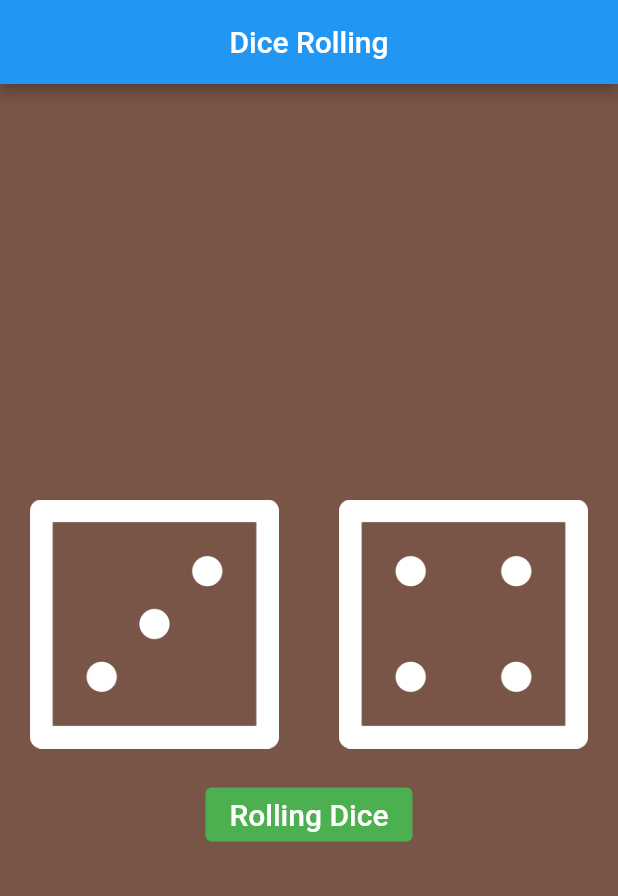
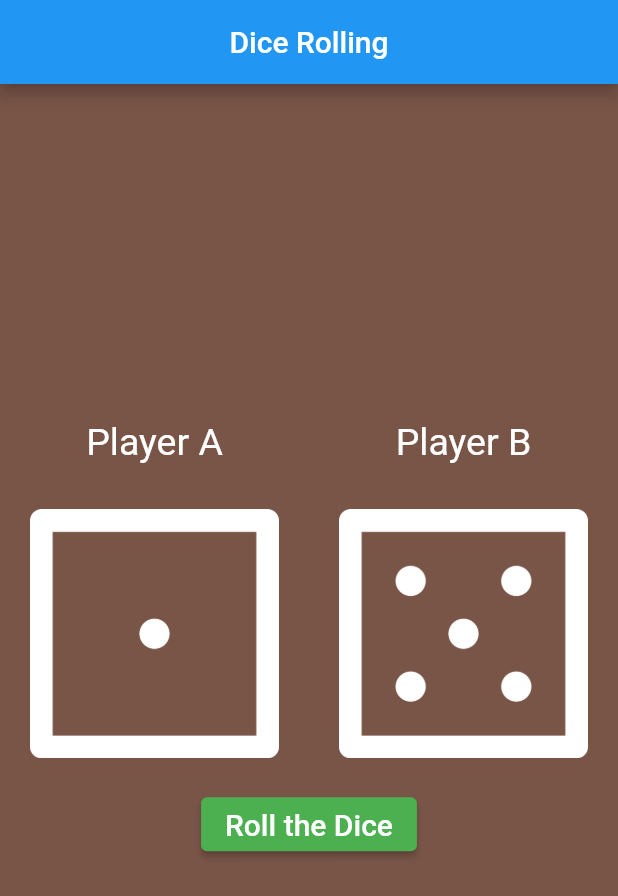
Before and after one commit to rokydas/dice-flutter, a Flutter app: the screen it shows after launch, on a phone screen of 412 x 824 dp. Shown: the top 896 px of the screen. Run offline on Flutter 3.47's test engine with Material 2 defaults, Android fonts, the phone set to English and light mode, and no system bars.

Commit message:
button clicked worked now

```diff
--- a/lib/main.dart
+++ b/lib/main.dart
@@ -1,4 +1,7 @@
 import 'package:flutter/material.dart';
+import 'dart:math';
+
+Random random = new Random();
 
 void main() {
   runApp(MyApp());
@@ -15,54 +18,110 @@ class MyApp extends StatelessWidget {
             ),
             backgroundColor: Colors.blue,
           ),
-        body: Container(
+          body: DicePage()),
+    );
+  }
+}
+
+class DicePage extends StatefulWidget {
+  @override
+  _DicePageState createState() => _DicePageState();
+}
+
+class _DicePageState extends State<DicePage> {
+  int leftDiceNumber = 1;
+  int rightDiceNumber = 5;
+  bool isResultShow = false;
+  var winner = 'A';
+
+  @override
+  Widget build(BuildContext context) {
+    return Container(
         color: Colors.brown,
         child: Column(
           mainAxisAlignment: MainAxisAlignment.center,
           children: [
             Row(
-                  mainAxisAlignment: MainAxisAlignment.spaceEvenly,
+              children: <Widget>[
+                Expanded(
+                    child: Center(
+                        child: Padding(
+                  padding: const EdgeInsets.all(10),
+                  child: Text(
+                    'Player A',
+                    style: TextStyle(
+                      fontSize: 25,
+                      color: Colors.white,
+                    ),
+                  ),
+                ))),
+                Expanded(
+                    child: Center(
+                        child: Padding(
+                  padding: const EdgeInsets.all(10),
+                  child: Text(
+                    'Player B',
+                    style: TextStyle(
+                      fontSize: 25,
+                      color: Colors.white,
+                    ),
+                  ),
+                ))),
+              ],
+            ),
+            Row(
               children: <Widget>[
                 Expanded(
                     child: Padding(
                   padding: EdgeInsets.all(20),
-                          child: Image.asset('images/dice3.png'),
-                        )
-                    ),
+                  child: Image.asset('images/dice${leftDiceNumber}.png'),
+                )),
                 Expanded(
                     child: Padding(
                   padding: EdgeInsets.all(20),
-                          child: Image.asset('images/dice4.png'),
-                        )
-                    ),
+                  child: Image.asset('images/dice${rightDiceNumber}.png'),
+                )),
               ],
             ),
-                // Card(
-                //     margin: EdgeInsets.only(top: 30),
-                //     child: Padding(
-                //       padding:
-                //           EdgeInsets.symmetric(vertical: 10, horizontal: 30),
-                //       child: Text(
-                //         'Roll Dice',
-                //         style: TextStyle(fontSize: 20),
-                //       ),
-                //     ))
             ElevatedButton(
+              onPressed: () {
+                int randomNumber1 = random.nextInt(6) + 1;
+                int randomNumber2 = random.nextInt(6) + 1;
+                setState(() {
+                  leftDiceNumber = randomNumber1;
+                  rightDiceNumber = randomNumber2;
+                  if(leftDiceNumber > rightDiceNumber) {
+                    winner = 'A is the winner';
+                  }
+                  else if(rightDiceNumber > leftDiceNumber) {
+                    winner = "B is the winner";
+                  }
+                  else {
+                    winner = "The match is tie";
+                  }
+                  isResultShow = true;
+                });
+              },
               child: Text(
-                        'Rolling Dice',
+                'Roll the Dice',
                 style: TextStyle(
                   fontSize: 20,
                   color: Colors.white,
                 ),
-
               ),
               style: ButtonStyle(
-                        backgroundColor: MaterialStateProperty.all<Color>(Colors.green)
+                  backgroundColor:
+                      MaterialStateProperty.all<Color>(Colors.green)),
             ),
+            Padding(
+                padding: const EdgeInsets.all(10.0),
+                child: isResultShow
+                    ? Text(
+                        '${winner}',
+                        style: TextStyle(color: Colors.white, fontSize: 20),
                       )
+                    : Text(''))
           ],
-            )),
-      ),
-    );
+        ));
   }
 }
```
Lines whose indentation alone changed are shown as unchanged.
